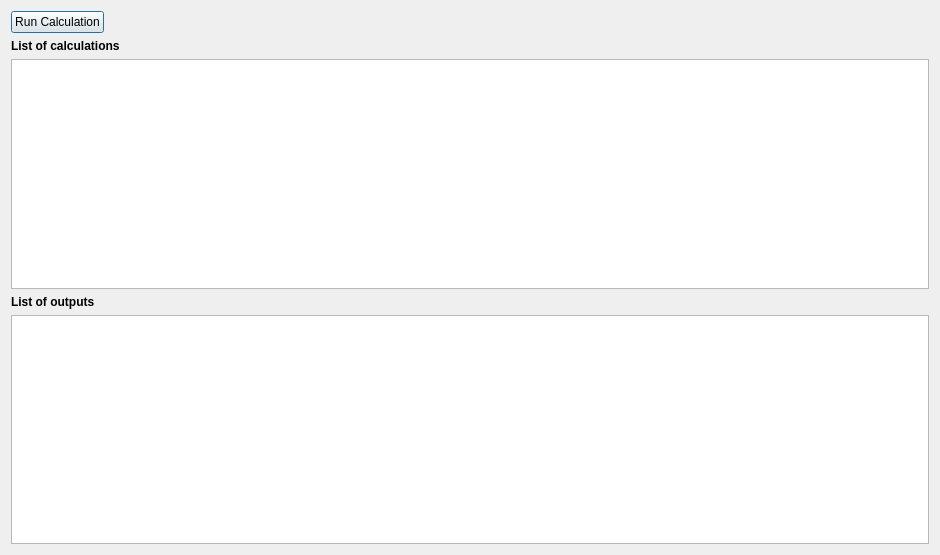
The window that svir/ui/ui_drive_engine_server.ui (gem/oq-irmt-qgis) describes before a commit, drawn with Qt 5.
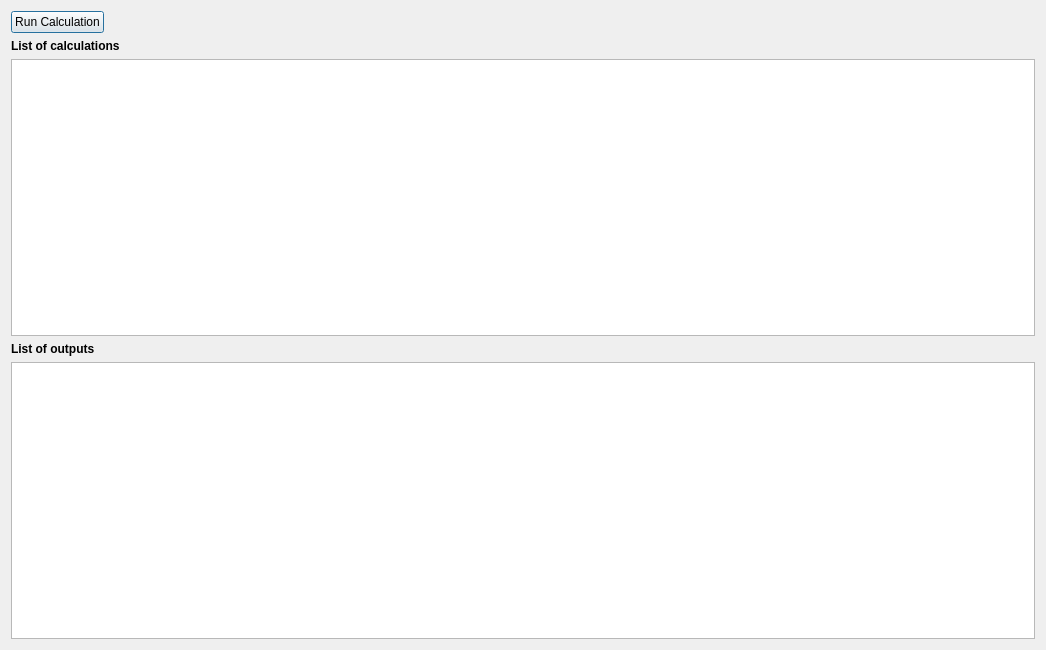
The same window after the commit.

Commit message: Fix visualization of multiple curves when switching IMT (fix indentaiton to switch flags in the right scope)

```diff
--- a/svir/ui/ui_drive_engine_server.ui
+++ b/svir/ui/ui_drive_engine_server.ui
@@ -6,8 +6,8 @@
    <rect>
     <x>0</x>
     <y>0</y>
-    <width>940</width>
-    <height>555</height>
+    <width>1046</width>
+    <height>650</height>
    </rect>
   </property>
   <property name="windowTitle">
```
The commit also changes 1 other file.
